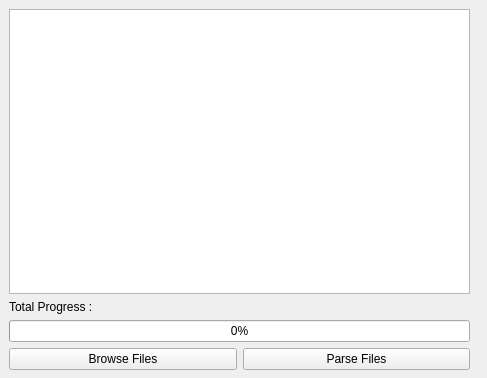
Qt form DataLogger_Debugger/ui/mainwindow.ui (drewr95/dataloggerparser) before a commit.
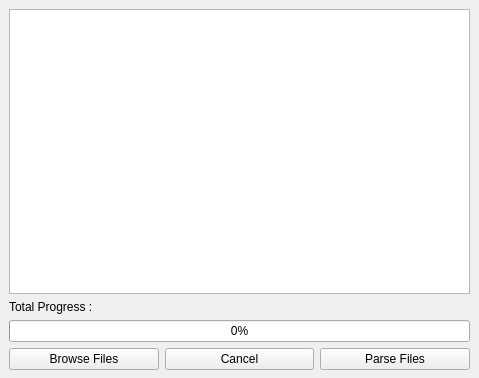
The same form after that commit.

Diff of the .ui file:
```diff
--- a/DataLogger_Debugger/ui/mainwindow.ui
+++ b/DataLogger_Debugger/ui/mainwindow.ui
@@ -6,7 +6,7 @@
    <rect>
     <x>0</x>
     <y>0</y>
-    <width>487</width>
+    <width>479</width>
     <height>378</height>
    </rect>
   </property>
@@ -58,6 +58,13 @@
              </property>
             </widget>
            </item>
+           <item>
+            <widget class="QPushButton" name="cancelButton">
+             <property name="text">
+              <string>Cancel</string>
+             </property>
+            </widget>
+           </item>
            <item>
             <widget class="QPushButton" name="parseButton">
              <property name="text">
```
